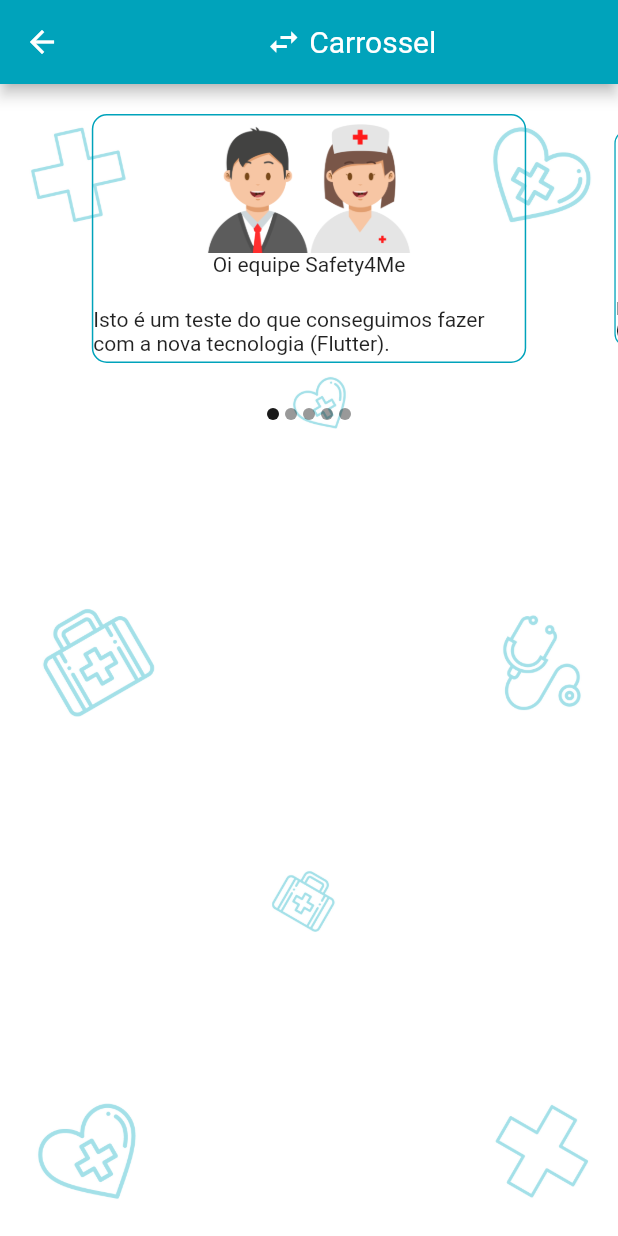
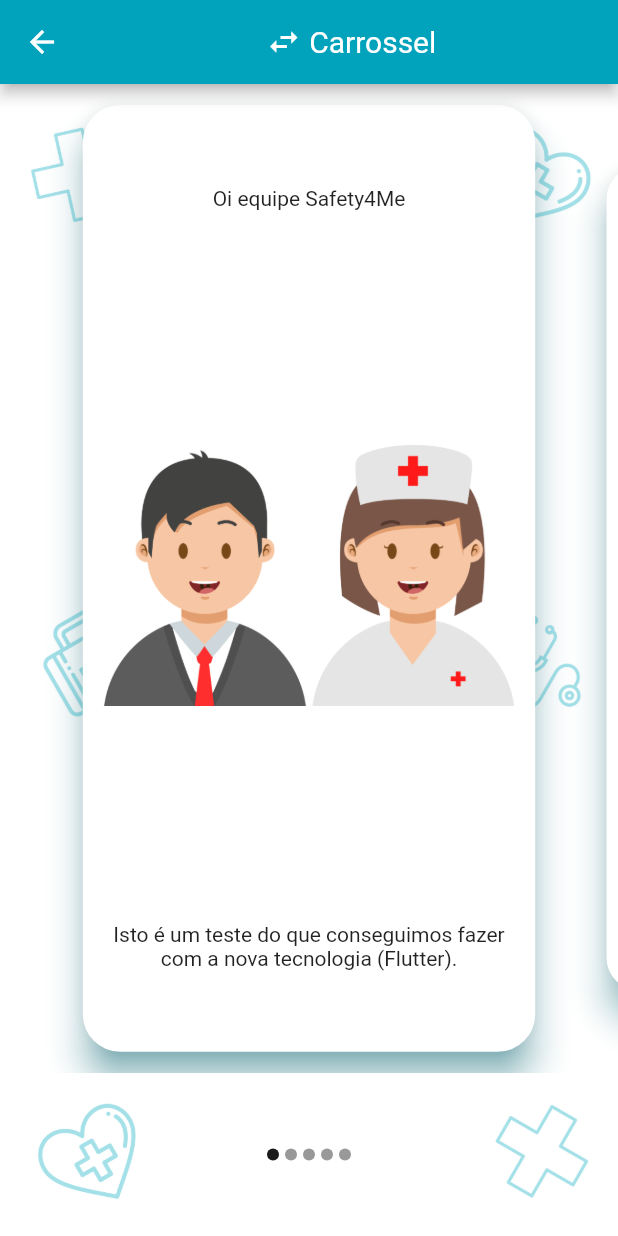
Before and after one commit to plucenio/FlutterPocs, a Flutter app: the CarousselPage screen opened by its route, on a phone screen of 412 x 824 dp. Run offline on Flutter 3.47's test engine with Material 2 defaults, Android fonts, the phone set to English and light mode, and no system bars; drawn by our look-alikes of carousel_slider.

Commit message:
Visual updates on carousel design.

```diff
--- a/poc_consumo_api_json/lib/pages/caroussel_page.dart
+++ b/poc_consumo_api_json/lib/pages/caroussel_page.dart
@@ -58,7 +58,7 @@
                   autoPlayInterval: Duration(seconds: 6),
                   pauseAutoPlayInFiniteScroll: true,
                   enlargeCenterPage: true,
-                aspectRatio: 2.0,
+                  height: MediaQuery.of(context).size.height * 0.8,
                   enableInfiniteScroll: false,
                   onPageChanged: (index, reason) {
                     setState(() {
@@ -66,14 +66,16 @@
                     });
                   }),
             ),
-          Row(
+            Expanded(
+              child: Row(
                 mainAxisAlignment: MainAxisAlignment.center,
                 children: imgList.map((url) {
                   int index = imgList.indexOf(url);
                   return Container(
                     width: 8.0,
                     height: 8.0,
-                margin: EdgeInsets.symmetric(vertical: 10.0, horizontal: 2.0),
+                    margin:
+                        EdgeInsets.symmetric(vertical: 10.0, horizontal: 2.0),
                     decoration: BoxDecoration(
                       shape: BoxShape.circle,
                       color: _current == index
@@ -83,21 +85,71 @@
                   );
                 }).toList(),
               ),
+            ),
           ],
-      )),
+        ),
+      ),
     );
   }
 }
 
 List<Widget> getImageSliders(BuildContext context) {
+  var size = MediaQuery.of(context).size;
   return imgList
-      .map(
-        (item) => Container(
+      .map((item) => Padding(
+                padding: EdgeInsets.all(10),
+                child: Card(
+                  elevation: 10,
+                  shadowColor: pacificBlueColor,
+                  shape: RoundedRectangleBorder(
+                    borderRadius: BorderRadius.all(
+                      Radius.circular(25),
+                    ),
+                  ),
+                  child: Container(
+                    width: size.width * 0.9,
+                    decoration: BoxDecoration(
+                      borderRadius: BorderRadius.all(
+                        Radius.circular(25),
+                      ),
+                      border: Border.all(color: Colors.transparent),
+                    ),
+                    child: Padding(
+                      padding: const EdgeInsets.all(10.0),
+                      child: Column(
+                        mainAxisAlignment: MainAxisAlignment.spaceEvenly,
+                        children: [
+                          Text(item.title),
+                          SizedBox(
+                            height: 15,
+                          ),
+                          Image.asset(
+                            item.image,
+                            height: size.height * 0.33,
+                          ),
+                          SizedBox(
+                            height: 15,
+                          ),
+                          Flexible(
+                            child: Text(
+                              item.description,
+                              textAlign: TextAlign.center,
+                            ),
+                          ),
+                        ],
+                      ),
+                    ),
+                  ),
+                ),
+              )
+
+          /*Container(
           child: ClipRRect(
             borderRadius: BorderRadius.all(Radius.circular(10.0)),
             child: Padding(
               padding: EdgeInsets.all(20),
               child: Container(
+                height: size.height * 0.8,
                 decoration: BoxDecoration(
                   border: Border.all(color: pacificBlueColor),
                   borderRadius: BorderRadius.all(
@@ -118,7 +170,7 @@
                     Expanded(child: Text(item.description))
                   ],
                 ),
-                )
+              ),
 
               /*Stack(
             children: <Widget>[
@@ -154,7 +206,7 @@
           ),*/
             ),
           ),
-        ),
+        ),*/
           )
       .toList();
 }
```
Lines whose indentation alone changed are shown as unchanged.
